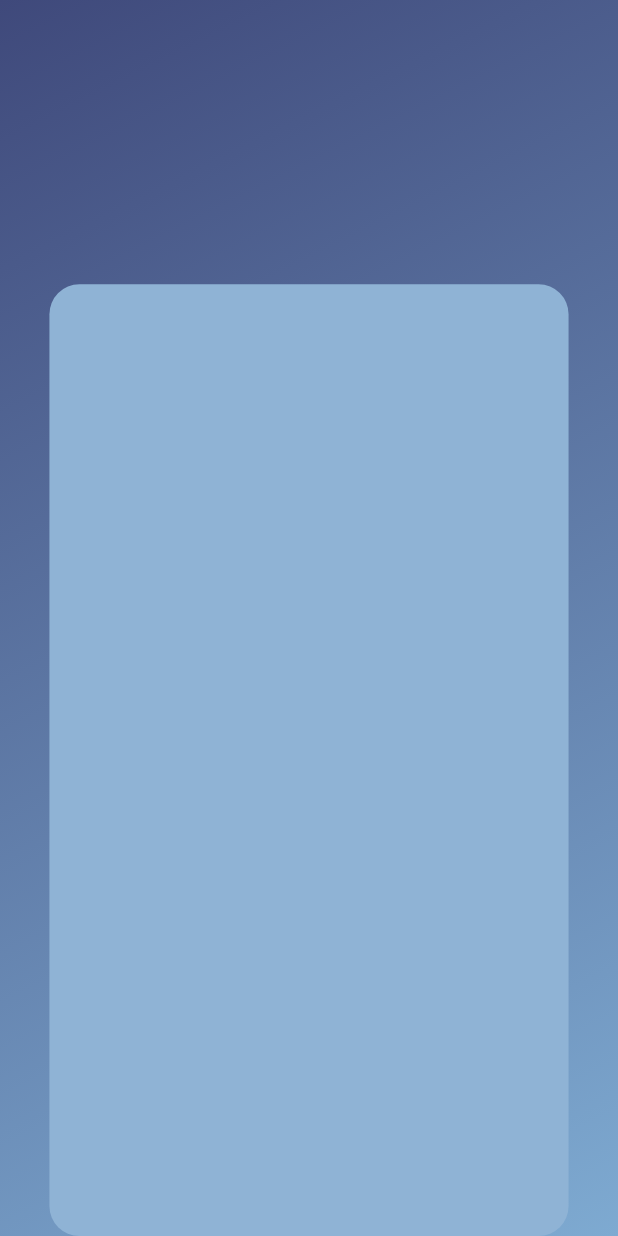
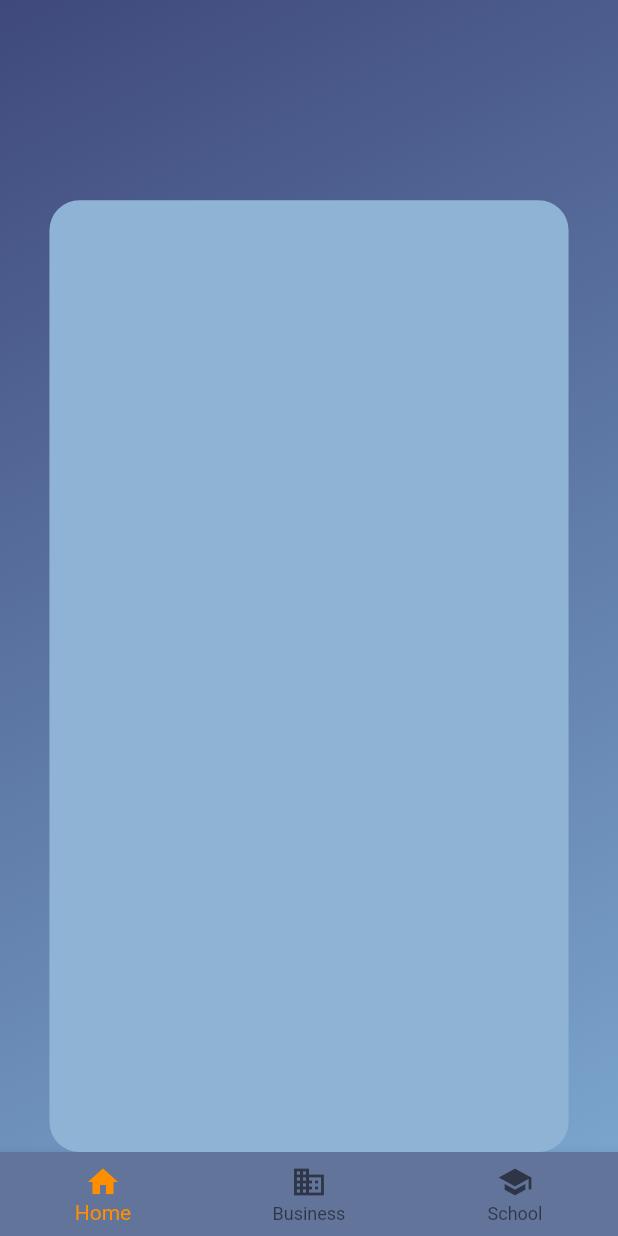
Before and after one commit to kyych/multi_learn, a Flutter app: the screen it shows after launch, on a phone screen of 412 x 824 dp. Run offline on Flutter 3.47's test engine with Material 2 defaults, Android fonts, the phone set to English and light mode, and no system bars; our stand-ins replace hexcolor.

Commit message:
Navigation bar and peoplenearyou widget added.

```diff
--- a/lib/screens/dashboard.dart
+++ b/lib/screens/dashboard.dart
@@ -1,6 +1,10 @@
 import 'package:flutter/cupertino.dart';
 import 'package:flutter/material.dart';
 import 'package:hexcolor/hexcolor.dart';
+import 'package:multi_learn/widgets/navigationBar.dart';
+import 'dart:developer' as developer;
+
+import 'package:multi_learn/widgets/peoplenearyou.dart';
 
 class Dashboard extends StatefulWidget{
   @override
@@ -10,6 +14,7 @@ class Dashboard extends StatefulWidget{
 class _DashboardState extends State<Dashboard> {
   @override
   Widget build(BuildContext context) {
+    developer.log("Dashboard rebuild");
     return Scaffold(
       body:
           Container(
@@ -24,18 +29,13 @@ class _DashboardState extends State<Dashboard> {
                 )),
           child: Column(
             verticalDirection: VerticalDirection.up,
-            children: <Widget>[
+            children: <Widget>[ //TODO: refactor to widget
+             NavigationBar(),
               Align(
                 alignment: Alignment.bottomCenter,
-                child: Container(
-                  decoration: BoxDecoration(
-                    color: HexColor("#8FB3D5"),
-                    borderRadius: BorderRadius.all(Radius.circular(20))
-                  ),
-                  height: (MediaQuery.of(context).size.height)*0.77,
-                  width: (MediaQuery.of(context).size.width)*0.84,
-                  // color: HexColor("#8FB3D5"),
-                ),
+                child:
+                PeopleNearYou(),
+
               ),
             ],
           )
--- /dev/null
+++ b/lib/widgets/navigationBar.dart
@@ -0,0 +1,42 @@
+import 'package:flutter/cupertino.dart';
+import 'package:flutter/material.dart';
+import 'package:hexcolor/hexcolor.dart';
+
+class NavigationBar extends StatefulWidget{
+
+  @override
+  _NavigationBar createState() => _NavigationBar();
+}
+
+class _NavigationBar extends State<NavigationBar>{
+  int _selectedIndex = 0;
+  @override
+  Widget build(BuildContext context) {
+    return BottomNavigationBar(
+      backgroundColor: HexColor("#627499"),
+      items: const <BottomNavigationBarItem>[
+        BottomNavigationBarItem(icon: Icon(Icons.home),
+            label: 'Home'
+        ),
+        BottomNavigationBarItem(
+          icon: Icon(Icons.business),
+          label: 'Business',
+        ),
+        BottomNavigationBarItem(
+          icon: Icon(Icons.school),
+          label: 'School',
+        ),
+      ],
+      currentIndex: _selectedIndex,
+        selectedItemColor: Colors.amber[800],
+        onTap: _onItemTapped,
+    );
+  }
+
+
+  void _onItemTapped(int index) {
+    setState(() {
+      _selectedIndex = index;
+    });
+  }
+}
--- /dev/null
+++ b/lib/widgets/peoplenearyou.dart
@@ -0,0 +1,22 @@
+import 'package:flutter/cupertino.dart';
+import 'package:hexcolor/hexcolor.dart';
+
+class PeopleNearYou extends StatefulWidget{
+  @override
+  _PeopleNearYou createState() => _PeopleNearYou();
+}
+
+class _PeopleNearYou extends State<PeopleNearYou>{
+  @override
+  Widget build(BuildContext context) {
+    return Container(
+      decoration: BoxDecoration(
+          color: HexColor("#8FB3D5"),
+          borderRadius: BorderRadius.all(Radius.circular(20))
+      ),
+      height: (MediaQuery.of(context).size.height)*0.77,
+      width: (MediaQuery.of(context).size.width)*0.84,
+      // color: HexColor("#8FB3D5"),
+    );
+  }
+}
```
